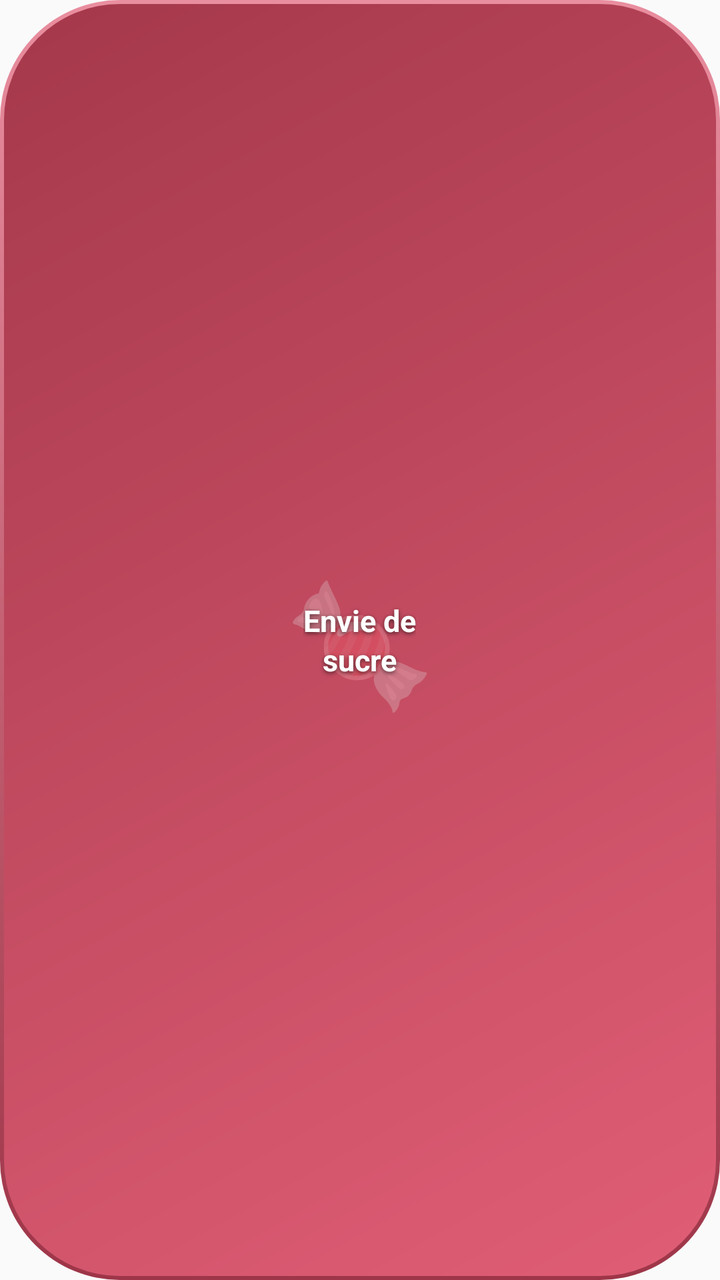
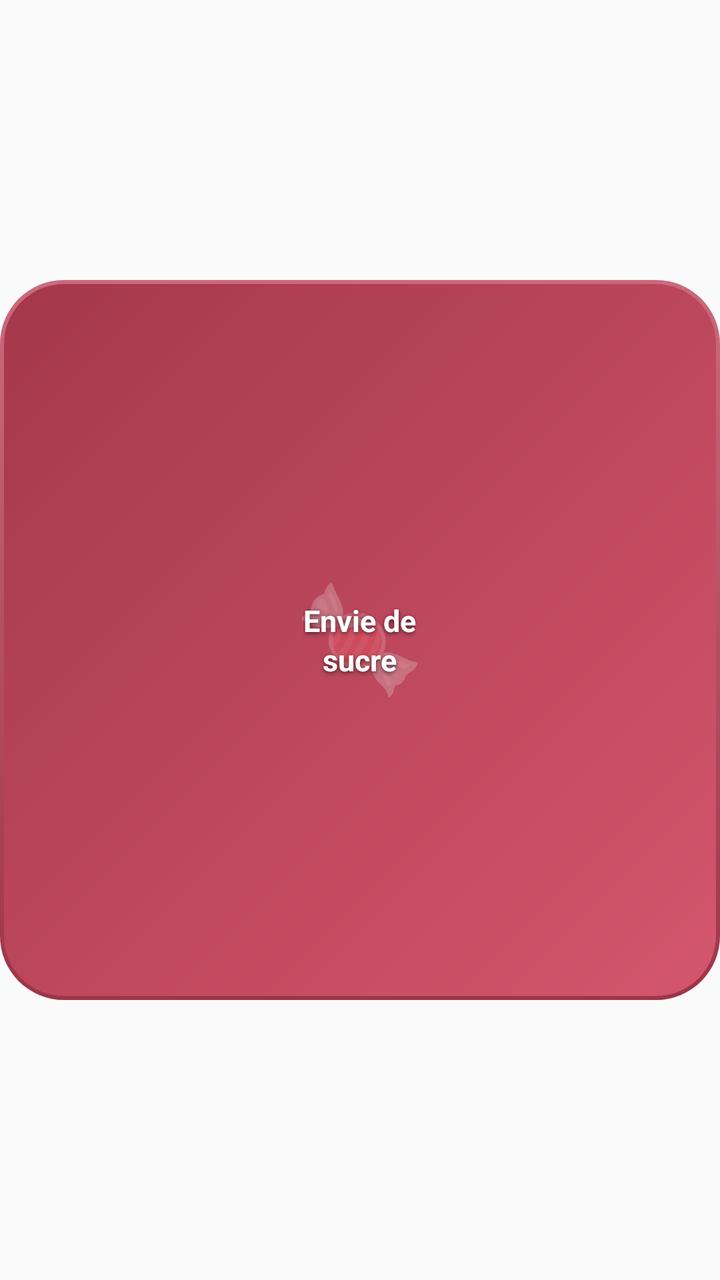

Two renders of the same Android screen: before a commit and after it. Below are the layout's source before the change and the commit's diff.
<!-- AndroidManifest.xml: application theme AppTheme -->
<!-- res/layout/widget_sucre.xml -->
<?xml version="1.0" encoding="utf-8"?>
<FrameLayout xmlns:android="http://schemas.android.com/apk/res/android"
    android:id="@+id/widget_root"
    android:layout_width="match_parent"
    android:layout_height="match_parent"
    android:background="@drawable/widget_bg_sucre"
    android:padding="10dp">

    <TextView
        android:layout_width="wrap_content"
        android:layout_height="wrap_content"
        android:layout_gravity="center"
        android:alpha="0.5"
        android:text="🍬"
        android:textSize="60sp" />

    <TextView
        android:layout_width="wrap_content"
        android:layout_height="wrap_content"
        android:layout_gravity="center"
        android:gravity="center"
        android:maxLines="2"
        android:lineSpacingMultiplier="1.1"
        android:shadowColor="#99000000"
        android:shadowDx="0"
        android:shadowDy="2"
        android:shadowRadius="5"
        android:text="@string/widget_sucre_label"
        android:textColor="@color/widget_text"
        android:textSize="15sp"
        android:textStyle="bold" />
</FrameLayout>
<!-- resources referenced by this layout -->
<resources>
  <color name="widget_text">#FFFFFF</color>
  <!-- drawable widget_bg_sucre (drawable) -->
  <?xml version="1.0" encoding="utf-8"?>
  <layer-list xmlns:android="http://schemas.android.com/apk/res/android">
      
      <item>
          <shape android:shape="rectangle">
              <gradient
                  android:angle="270"
                  android:startColor="#E98E9F"
                  android:endColor="#9E3548" />
              <corners android:radius="60dp" />
          </shape>
      </item>
      
      <item android:left="2dp" android:top="2dp" android:right="2dp" android:bottom="2dp">
          <shape android:shape="rectangle">
              <gradient
                  android:angle="135"
                  android:startColor="#E05E76"
                  android:endColor="#A5384B" />
              <corners android:radius="58dp" />
          </shape>
      </item>
  </layer-list>
  <string name="widget_sucre_label">Envie de\nsucre</string>
  <style name="AppTheme" parent="Theme.AppCompat.Light.DarkActionBar">
          
          <item name="colorPrimary">@color/colorPrimary</item>
          <item name="colorPrimaryDark">@color/colorPrimaryDark</item>
          <item name="colorAccent">@color/colorAccent</item>
      </style>
</resources>

<!-- the commit's change to res/layout/widget_sucre.xml (unified diff, before → after) -->
@@ -2,17 +2,26 @@
 <FrameLayout xmlns:android="http://schemas.android.com/apk/res/android"
     android:id="@+id/widget_root"
     android:layout_width="match_parent"
-    android:layout_height="match_parent"
-    android:background="@drawable/widget_bg_sucre"
-    android:padding="10dp">
+    android:layout_height="match_parent">
+
+    <ImageView
+        android:layout_width="match_parent"
+        android:layout_height="wrap_content"
+        android:layout_gravity="center"
+        android:adjustViewBounds="true"
+        android:scaleType="fitXY"
+        android:src="@drawable/widget_bg_sucre"
+        android:contentDescription="@string/widget_sucre_label" />
 
     <TextView
-        android:layout_width="wrap_content"
+        android:layout_width="match_parent"
         android:layout_height="wrap_content"
         android:layout_gravity="center"
+        android:gravity="center"
         android:alpha="0.5"
+        android:includeFontPadding="false"
         android:text="🍬"
-        android:textSize="60sp" />
+        android:textSize="52sp" />
 
     <TextView
         android:layout_width="wrap_content"
<!-- resource entries referenced after the edit -->
@@ -7,21 +7,23 @@
       
       <item>
           <shape android:shape="rectangle">
+              <size android:width="120dp" android:height="120dp" />
               <gradient
                   android:angle="270"
-                  android:startColor="#E98E9F"
+                  android:startColor="#CB6A7C"
                   android:endColor="#9E3548" />
-              <corners android:radius="60dp" />
+              <corners android:radius="32dp" />
           </shape>
       </item>
       
       <item android:left="2dp" android:top="2dp" android:right="2dp" android:bottom="2dp">
           <shape android:shape="rectangle">
+              <size android:width="120dp" android:height="120dp" />
               <gradient
                   android:angle="135"
-                  android:startColor="#E05E76"
+                  android:startColor="#D3566D"
                   android:endColor="#A5384B" />
-              <corners android:radius="58dp" />
+              <corners android:radius="30dp" />
           </shape>
       </item>
   </layer-list>
